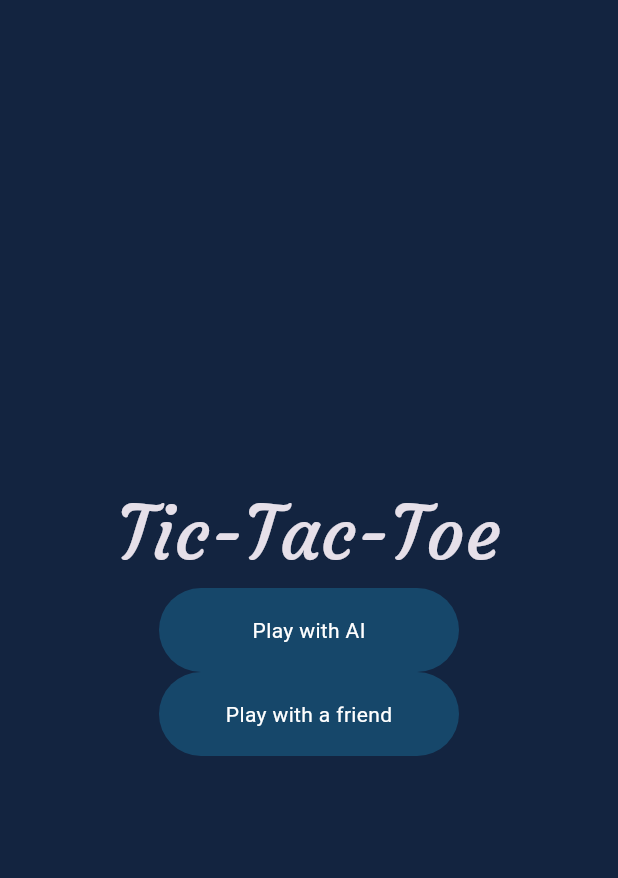
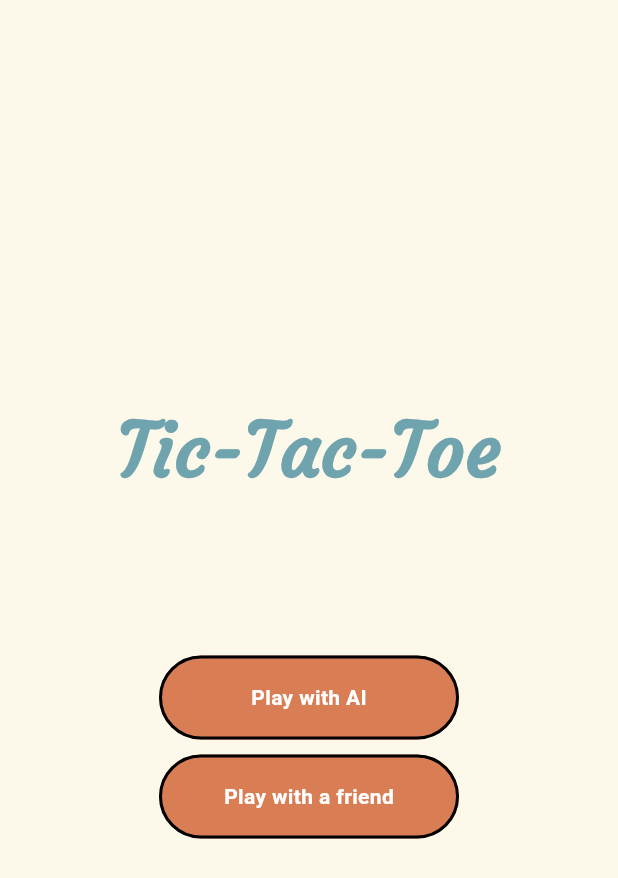
Before and after one commit to carlxxsinenomine/TicTacToe, a Flutter app: the screen it shows after launch, on a phone screen of 412 x 824 dp. Shown: the top 878 px of the screen. Run offline on Flutter 3.47's test engine with Material 3 defaults, Android fonts, the phone set to English and light mode, and no system bars.

Commit message:
UPDATED: the main screen UI

```diff
--- a/lib/main.dart
+++ b/lib/main.dart
@@ -12,7 +12,7 @@ class TicTacToe extends StatelessWidget {
       title: 'TicTacToe',
       theme: ThemeData.dark().copyWith(
         useMaterial3: false, // dunno but without this, my custom style won't take effect
-        scaffoldBackgroundColor: Color(0xFF132440), //  Change the bg color of the Scaffold
+        scaffoldBackgroundColor: Color(0xFFFCF9EA), //  Change the bg color of the Scaffold
         colorScheme: ColorScheme.light(
           primary: Color(0xFF0A0E21),
         ),
@@ -28,24 +28,33 @@ class TicTacToe extends StatelessWidget {
               'Tic-Tac-Toe',
               textAlign: TextAlign.center,
               style: TextStyle(
+                color: Color(0xFF6FA4AF),
+                fontWeight: FontWeight.bold,
                 fontFamily: "Courgette",
                 fontSize: 50,
               ),
             ),
-
+            // Spacing between the main Title and the Buttons
+            SizedBox(
+              height: 100,
+            ),
             // center the button cause when crossAxis is stretched
             // the width of the button is also stretched
             // so centering makes the MainScreenButton relative to the Center widget
             Center(
-              child: MainScreenButton(
+              child: MainButton(
                 titleLabel: 'Play with AI',
                 width: 200,
                 onPressed: () {
                 },
               ),
             ),
+            // Spacing between the two Buttons
+            SizedBox(
+              height: 10,
+            ),
             Center(
-              child: MainScreenButton(
+              child: MainButton(
                 titleLabel: 'Play with a friend',
                 width: 200,
                 onPressed: () {
@@ -59,12 +68,12 @@ class TicTacToe extends StatelessWidget {
   }
 }
 
-class MainScreenButton extends StatelessWidget {
+class MainButton extends StatelessWidget {
   final String titleLabel;
   final VoidCallback? onPressed;
   final double width;
 
-  const MainScreenButton({
+  const MainButton({
     required this.titleLabel,
     this.onPressed,
     this.width = 150,
@@ -75,14 +84,21 @@ class MainScreenButton extends StatelessWidget {
     return RawMaterialButton(
       onPressed: onPressed,
       elevation: 0,
-      fillColor: Color(0xFF16476A),
+      fillColor: Color(0xFFD97D55),
       constraints: BoxConstraints.tightFor(width: width, height: 56),
       shape: RoundedRectangleBorder(
         borderRadius: BorderRadius.circular(28),
+        side: BorderSide(
+          width: 2,
+          style: BorderStyle.solid,
+        )
       ),
       child: Text(
         titleLabel,
-        style: TextStyle(color: Colors.white),
+        style: TextStyle(
+          fontWeight: FontWeight.bold,
+            color: Colors.white
+        ),
       ),
     );
   }
```
